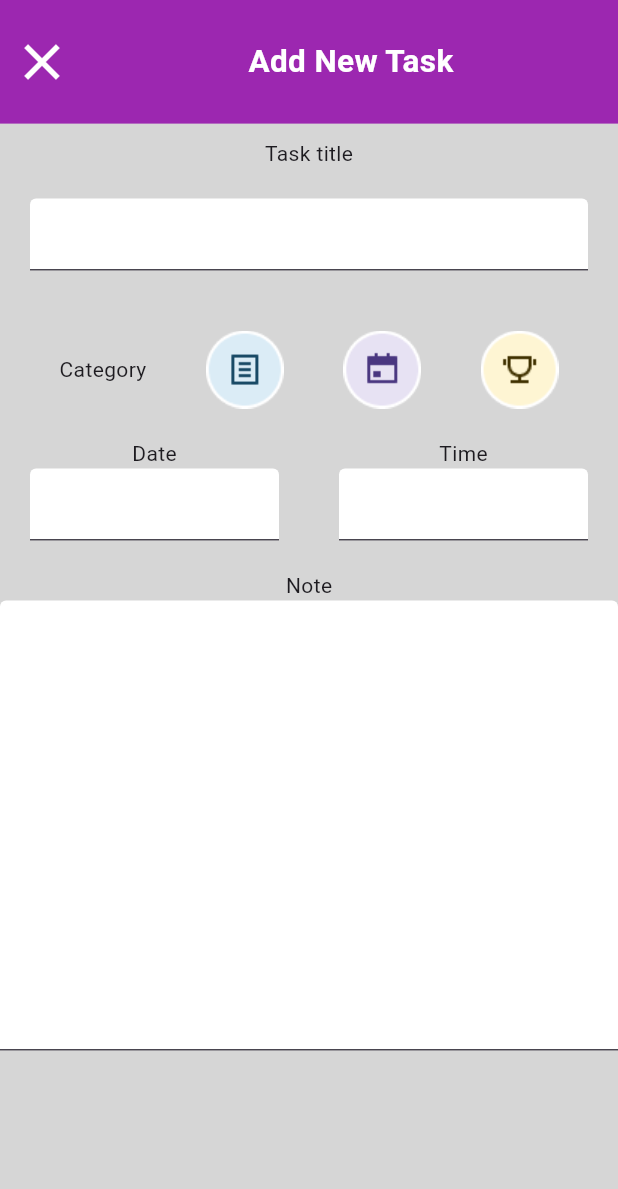
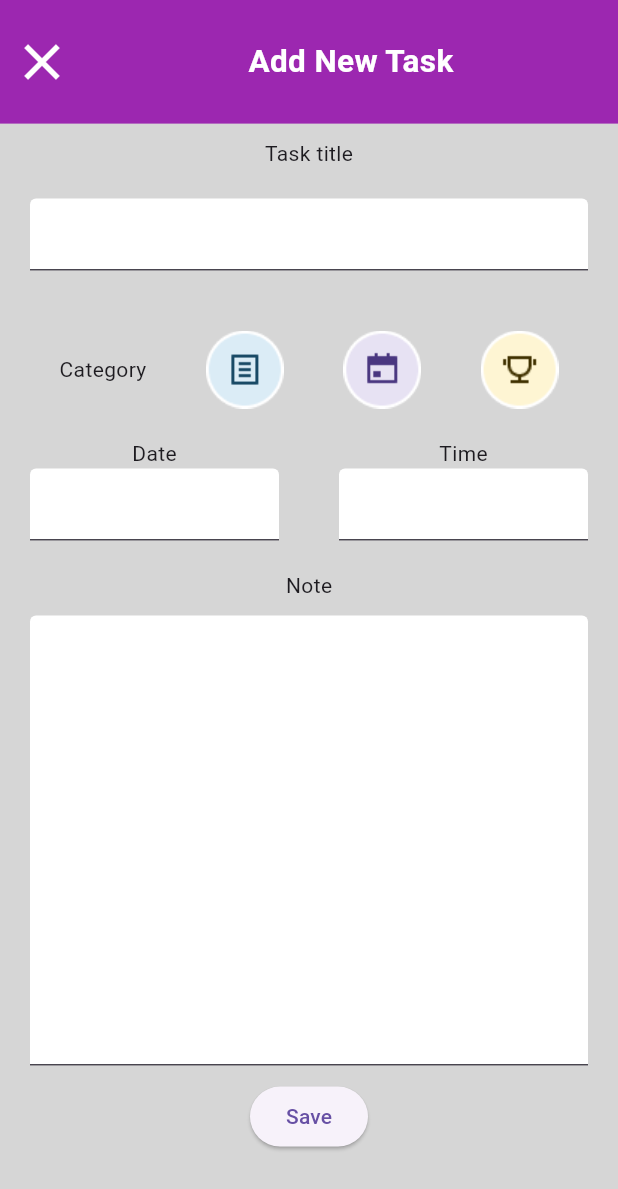
Before and after one commit to Ramazanzade/Flutter_todo_App, a Flutter app: the screen it shows after launch, after a tap on "Add New Task", on a phone screen of 412 x 824 dp. Shown: the top 1189 px of the screen. Run offline on Flutter 3.47's test engine with Material 3 defaults, Android fonts, the phone set to English and light mode, and no system bars.

Commit message:
Data Add

```diff
--- /dev/null
+++ b/lib/constans/tasktype.dart
@@ -0,0 +1,5 @@
+enum Tasktype {
+  note,
+  calendar,
+  contest,
+}
--- /dev/null
+++ b/lib/model/task.dart
@@ -0,0 +1,13 @@
+import 'package:todo/constans/tasktype.dart';
+
+class Task {
+  Task(
+      {required this.title,
+      required this.description,
+      required this.check,
+      required this.type});
+  final String title;
+  final String description;
+  bool check;
+  final Tasktype type;
+}
--- a/lib/screens/ad_new_task.dart
+++ b/lib/screens/ad_new_task.dart
@@ -1,13 +1,21 @@
 import 'package:flutter/material.dart';
+import 'package:todo/constans/tasktype.dart';
+import 'package:todo/model/task.dart';
 
 class AddNew extends StatefulWidget {
-  const AddNew({super.key});
+  const AddNew({super.key, required this.addnewtask});
+  final void Function(Task newtask) addnewtask;
 
   @override
   State<AddNew> createState() => _AddNewState();
 }
 
 class _AddNewState extends State<AddNew> {
+  TextEditingController titlecontruler = TextEditingController();
+  TextEditingController datecontruler = TextEditingController();
+  TextEditingController timecontruler = TextEditingController();
+  TextEditingController notecontruler = TextEditingController();
+  Tasktype tasktype = Tasktype.note;
   @override
   Widget build(BuildContext context) {
     double dublewidth = MediaQuery.of(context).size.width;
@@ -50,11 +58,13 @@ class _AddNewState extends State<AddNew> {
                 const Padding(
                     padding: EdgeInsets.only(top: 10),
                     child: Text('Task title')),
-                const Padding(
-                  padding: EdgeInsets.symmetric(horizontal: 20, vertical: 20),
+                Padding(
+                  padding:
+                      const EdgeInsets.symmetric(horizontal: 20, vertical: 20),
                   child: TextField(
-                    decoration:
-                        InputDecoration(filled: true, fillColor: Colors.white),
+                    controller: titlecontruler,
+                    decoration: const InputDecoration(
+                        filled: true, fillColor: Colors.white),
                   ),
                 ),
                 Padding(
@@ -69,6 +79,9 @@ class _AddNewState extends State<AddNew> {
                               const SnackBar(
                                   duration: Duration(microseconds: 300),
                                   content: Text('kjdsajdikslj')));
+                          setState(() {
+                            tasktype = Tasktype.note;
+                          });
                         },
                         child: Image.asset('lib/assets/images/Category.png'),
                       ),
@@ -78,6 +91,9 @@ class _AddNewState extends State<AddNew> {
                               const SnackBar(
                                   duration: Duration(microseconds: 300),
                                   content: Text('kjdsajdikslj')));
+                          setState(() {
+                            tasktype = Tasktype.calendar;
+                          });
                         },
                         child: Image.asset('lib/assets/images/Category1.png'),
                       ),
@@ -87,24 +103,29 @@ class _AddNewState extends State<AddNew> {
                               const SnackBar(
                                   duration: Duration(microseconds: 300),
                                   content: Text('kjdsajdikslj')));
+                          setState(() {
+                            tasktype = Tasktype.contest;
+                          });
                         },
                         child: Image.asset('lib/assets/images/Category2.png'),
                       ),
                     ],
                   ),
                 ),
-                const Padding(
-                  padding: EdgeInsets.only(top: 20),
+                Padding(
+                  padding: const EdgeInsets.only(top: 20),
                   child: Row(
                     children: [
                       Expanded(
                         child: Column(
                           children: [
-                            Text('Date'),
+                            const Text('Date'),
                             Padding(
-                                padding: EdgeInsets.symmetric(horizontal: 20),
+                                padding:
+                                    const EdgeInsets.symmetric(horizontal: 20),
                                 child: TextField(
-                                  decoration: InputDecoration(
+                                  controller: datecontruler,
+                                  decoration: const InputDecoration(
                                       filled: true, fillColor: Colors.white),
                                 ))
                           ],
@@ -113,11 +134,13 @@ class _AddNewState extends State<AddNew> {
                       Expanded(
                         child: Column(
                           children: [
-                            Text('Time'),
+                            const Text('Time'),
                             Padding(
-                                padding: EdgeInsets.symmetric(horizontal: 20),
+                                padding:
+                                    const EdgeInsets.symmetric(horizontal: 20),
                                 child: TextField(
-                                  decoration: InputDecoration(
+                                  controller: timecontruler,
+                                  decoration: const InputDecoration(
                                       filled: true, fillColor: Colors.white),
                                 ))
                           ],
@@ -128,15 +151,31 @@ class _AddNewState extends State<AddNew> {
                 ),
                 const Padding(
                     padding: EdgeInsets.only(top: 20), child: Text('Note')),
-                const SizedBox(
-                  height: 300,
-                  child: TextField(
-                    expands: true,
-                    maxLines: null,
-                    decoration: InputDecoration(
-                        filled: true, fillColor: Colors.white, isDense: true),
+                Padding(
+                  padding:
+                      const EdgeInsets.symmetric(horizontal: 20, vertical: 10),
+                  child: SizedBox(
+                    height: 300,
+                    child: TextField(
+                      controller: notecontruler,
+                      expands: true,
+                      maxLines: null,
+                      decoration: const InputDecoration(
+                          filled: true, fillColor: Colors.white, isDense: true),
+                    ),
                   ),
-                )
+                ),
+                ElevatedButton(
+                    onPressed: () {
+                      Task newtask = Task(
+                          title: titlecontruler.text,
+                          description: notecontruler.text,
+                          check: false,
+                          type: tasktype);
+                      widget.addnewtask(newtask);
+                      Navigator.pop(context);
+                    },
+                    child: const Text('Save'))
               ],
             ),
           ),
--- a/lib/screens/home.dart
+++ b/lib/screens/home.dart
@@ -1,4 +1,6 @@
 import 'package:flutter/material.dart';
+import 'package:todo/constans/tasktype.dart';
+import 'package:todo/model/task.dart';
 import 'package:todo/screens/ad_new_task.dart';
 import 'package:todo/todoItem.dart';
 
@@ -9,22 +11,58 @@ class Homescreen extends StatefulWidget {
   State<Homescreen> createState() => HomescreenState();
 }
 
-List<String> todo = ['Study Lessons', 'Run 5K', 'Go to party'];
-List<String> completed = ['Game meetup', 'Take out trash'];
+//List<String> todo = ['Study Lessons', 'Run 5K', 'Go to party'];
+//List<String> completed = ['Game meetup', 'Take out trash'];
+List<Task> todo = [
+  Task(
+      type: Tasktype.note,
+      title: 'salam',
+      description: 'description',
+      check: false),
+  Task(
+      type: Tasktype.calendar,
+      title: 'sala1m',
+      description: 'descripti1on',
+      check: false),
+  Task(
+      type: Tasktype.contest,
+      title: 'sal34am',
+      description: 'descr2iption',
+      check: false),
+];
+List<Task> completed = [
+  Task(
+      type: Tasktype.calendar,
+      title: 'sala1m',
+      description: 'descripti1on',
+      check: false),
+  Task(
+      type: Tasktype.contest,
+      title: 'sal34am',
+      description: 'descr2iption',
+      check: false),
+];
 
 class HomescreenState extends State<Homescreen> {
+  void addnewtask(Task newtask) {
+    setState(() {
+      todo.add(newtask);
+    });
+  }
+
   @override
   Widget build(BuildContext context) {
     double dublewidth = MediaQuery.of(context).size.width;
     double dubleheight = MediaQuery.of(context).size.height;
     return MaterialApp(
+      debugShowCheckedModeBanner: false,
       home: SafeArea(
         child: Scaffold(
           backgroundColor: Colors.grey[350],
           body: Column(children: [
             Container(
                 width: dublewidth,
-                height: dubleheight / 4,
+                height: dubleheight / 7,
                 color: Colors.purple,
                 child: const Column(
                   children: [
@@ -59,7 +97,7 @@ class HomescreenState extends State<Homescreen> {
                         shrinkWrap: true,
                         itemCount: todo.length,
                         itemBuilder: (context, index) {
-                          return Todoitem(title: todo[index]);
+                          return Todoitem(task: todo[index]);
                         }),
                   )),
             ),
@@ -82,14 +120,16 @@ class HomescreenState extends State<Homescreen> {
                         shrinkWrap: true,
                         itemCount: completed.length,
                         itemBuilder: (context, index) {
-                          return Todoitem(title: completed[index]);
+                          return Todoitem(task: completed[index]);
                         }),
                   )),
             ),
             ElevatedButton(
                 onPressed: () {
-                  Navigator.of(context).push(
-                      MaterialPageRoute(builder: (context) => const AddNew()));
+                  Navigator.of(context).push(MaterialPageRoute(
+                      builder: (context) => AddNew(
+                            addnewtask: (newtask) => addnewtask(newtask),
+                          )));
                 },
                 child: const Text('Add New Task'))
           ]),
--- a/lib/todoItem.dart
+++ b/lib/todoItem.dart
@@ -1,9 +1,10 @@
 import 'package:flutter/material.dart';
+import 'package:todo/constans/tasktype.dart';
+import 'package:todo/model/task.dart';
 
 class Todoitem extends StatefulWidget {
-  const Todoitem({super.key, required this.title});
-  final String title;
-
+  const Todoitem({super.key, required this.task});
+  final Task task;
   @override
   State<Todoitem> createState() => _TodoitemState();
 }
@@ -11,31 +12,49 @@ class Todoitem extends StatefulWidget {
 class _TodoitemState extends State<Todoitem> {
   @override
   Widget build(BuildContext context) {
-    bool ischeck = false;
     return Card(
+      color: widget.task.check == true ? Colors.grey : Colors.white,
       child: Padding(
         padding: const EdgeInsets.all(20),
         child: Row(
           mainAxisAlignment: MainAxisAlignment.spaceEvenly,
           children: [
-            const Icon(
-              Icons.safety_check,
-              size: 40,
-            ),
-            Text(
-              widget.title,
-              style: const TextStyle(
-                fontWeight: FontWeight.bold,
-                fontSize: 21,
+            widget.task.type == Tasktype.note
+                ? Image.asset('lib/assets/images/Category.png')
+                : widget.task.type == Tasktype.calendar
+                    ? Image.asset('lib/assets/images/Category1.png')
+                    : Image.asset('lib/assets/images/Category2.png'),
+            Expanded(
+              child: Column(
+                children: [
+                  Text(
+                    widget.task.title,
+                    style: TextStyle(
+                      decoration: widget.task.check == true
+                          ? TextDecoration.lineThrough
+                          : null,
+                      fontWeight: FontWeight.bold,
+                      fontSize: 21,
+                    ),
+                  ),
+                  Text(
+                    widget.task.description,
+                    style: TextStyle(
+                      decoration: widget.task.check == true
+                          ? TextDecoration.lineThrough
+                          : null,
+                    ),
+                  )
+                ],
               ),
             ),
             Checkbox(
-                value: ischeck,
-                onChanged: (val) => {
-                      setState(() {
-                        ischeck = val!;
-                      })
-                    })
+                value: widget.task.check,
+                onChanged: (val) {
+                  setState(() {
+                    widget.task.check = val!;
+                  });
+                })
           ],
         ),
       ),
```
